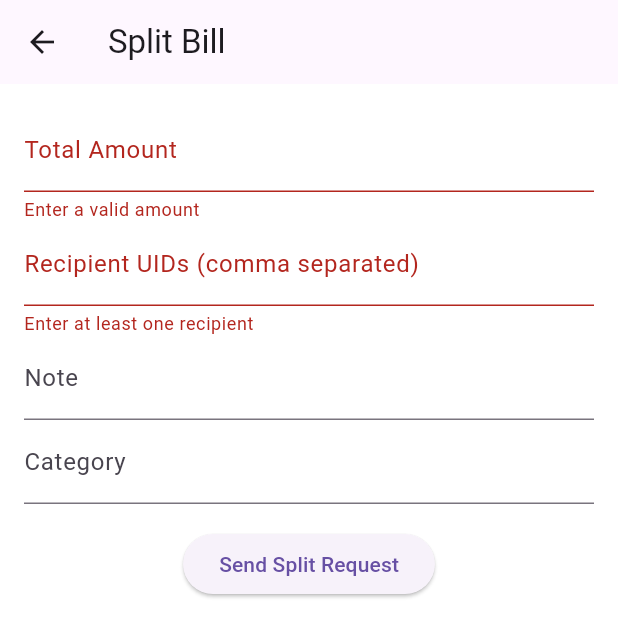
After one commit to DevAnuragT/WalletGo-Flutter-Go-App, a Flutter app: the SplitBillScreen screen opened directly, after a tap on "Send Split Request", on a phone screen of 412 x 824 dp. The commit adds this screen. Shown: the top 637 px of the screen. Run offline on Flutter 3.47's test engine with Material 3 defaults, Android fonts, the phone set to English and light mode, and no system bars; our stand-ins replace firebase_auth, firebase_core, flutter_local_notifications, google_sign_in; accounts and stored records are empty.

Commit message:
split bill feature

```diff
--- /dev/null
+++ b/frontend/wallet_go/lib/features/wallet/presentation/providers/split_provider.dart
@@ -0,0 +1,36 @@
+import 'package:flutter/material.dart';
+import 'package:http/http.dart' as http;
+import 'dart:convert';
+
+class SplitProvider with ChangeNotifier {
+  bool _isLoading = false;
+  bool get isLoading => _isLoading;
+
+  Future<bool> sendSplitRequest({
+    required String from,
+    required List<String> recipients,
+    required int totalAmount,
+    required String note,
+    required String category,
+  }) async {
+    _isLoading = true;
+    notifyListeners();
+
+    final res = await http.post(
+      Uri.parse('http://localhost:8080/api/split-bill'), // change to live IP in prod
+      headers: {'Content-Type': 'application/json'},
+      body: jsonEncode({
+        "from": from,
+        "recipients": recipients,
+        "total_amount": totalAmount,
+        "note": note,
+        "category": category,
+      }),
+    );
+
+    _isLoading = false;
+    notifyListeners();
+
+    return res.statusCode == 201;
+  }
+}
--- /dev/null
+++ b/frontend/wallet_go/lib/features/wallet/presentation/screens/split_bill_screen.dart
@@ -0,0 +1,107 @@
+import 'package:flutter/material.dart';
+import 'package:provider/provider.dart';
+import 'package:wallet_go/features/auth/domain/providers/auth_provider.dart';
+import 'package:wallet_go/features/wallet/presentation/providers/split_provider.dart';
+
+class SplitBillScreen extends StatefulWidget {
+  const SplitBillScreen({super.key});
+
+  @override
+  State<SplitBillScreen> createState() => _SplitBillScreenState();
+}
+
+class _SplitBillScreenState extends State<SplitBillScreen> {
+  final _formKey = GlobalKey<FormState>();
+  final _amountController = TextEditingController();
+  final _recipientsController = TextEditingController(); // comma-separated UIDs
+  final _noteController = TextEditingController();
+  final _categoryController = TextEditingController();
+
+  bool isSubmitting = false;
+
+  @override
+  void dispose() {
+    _amountController.dispose();
+    _recipientsController.dispose();
+    _noteController.dispose();
+    _categoryController.dispose();
+    super.dispose();
+  }
+
+  Future<void> _submit() async {
+    if (!_formKey.currentState!.validate()) return;
+
+    final authProvider = Provider.of<AuthProvider>(context, listen: false);
+    final splitProvider = Provider.of<SplitProvider>(context, listen: false);
+
+    final from = authProvider.uid;
+    final recipients = _recipientsController.text.split(',').map((e) => e.trim()).toList();
+    final totalAmount = int.tryParse(_amountController.text) ?? 0;
+
+    setState(() => isSubmitting = true);
+    final success = await splitProvider.sendSplitRequest(
+      from: from,
+      recipients: recipients,
+      totalAmount: totalAmount,
+      note: _noteController.text.trim(),
+      category: _categoryController.text.trim(),
+    );
+    setState(() => isSubmitting = false);
+
+    if (success) {
+      ScaffoldMessenger.of(context).showSnackBar(
+        const SnackBar(content: Text('Split request sent!')),
+      );
+      Navigator.pop(context); // go back
+    } else {
+      ScaffoldMessenger.of(context).showSnackBar(
+        const SnackBar(content: Text('Failed to send request')),
+      );
+    }
+  }
+
+  @override
+  Widget build(BuildContext context) {
+    return Scaffold(
+      appBar: AppBar(title: const Text('Split Bill')),
+      body: Padding(
+        padding: const EdgeInsets.all(16),
+        child: Form(
+          key: _formKey,
+          child: Column(
+            children: [
+              TextFormField(
+                controller: _amountController,
+                decoration: const InputDecoration(labelText: 'Total Amount'),
+                keyboardType: TextInputType.number,
+                validator: (value) =>
+                    value == null || int.tryParse(value) == null ? 'Enter a valid amount' : null,
+              ),
+              TextFormField(
+                controller: _recipientsController,
+                decoration: const InputDecoration(
+                    labelText: 'Recipient UIDs (comma separated)'),
+                validator: (value) => value == null || value.isEmpty ? 'Enter at least one recipient' : null,
+              ),
+              TextFormField(
+                controller: _noteController,
+                decoration: const InputDecoration(labelText: 'Note'),
+              ),
+              TextFormField(
+                controller: _categoryController,
+                decoration: const InputDecoration(labelText: 'Category'),
+              ),
+              const SizedBox(height: 16),
+              ElevatedButton(
+                onPressed: isSubmitting ? null : _submit,
+                child: isSubmitting
+                    ? const CircularProgressIndicator()
+                    : const Text('Send Split Request'),
+              ),
+            ],
+          ),
+        ),
+      ),
+    );
+  }
+}
--- a/frontend/wallet_go/lib/main.dart
+++ b/frontend/wallet_go/lib/main.dart
@@ -4,6 +4,7 @@ import 'package:provider/provider.dart';
 import 'package:wallet_go/core/notifications/notification_service.dart';
 import 'package:wallet_go/features/auth/presentation/screens/register_or_login_screen.dart';
 import 'package:wallet_go/features/requests/presentation/providers/request_provider.dart';
+import 'package:wallet_go/features/wallet/presentation/providers/split_provider.dart';
 import 'package:wallet_go/features/wallet/presentation/providers/transaction_provider.dart';
 import 'core/theme/app_theme.dart';
 import 'features/auth/domain/providers/auth_provider.dart';
@@ -31,6 +32,7 @@ class WalletGoApp extends StatelessWidget {
         ChangeNotifierProvider(create: (_) => AuthProvider()),
         ChangeNotifierProvider(create: (_) => RequestsProvider()),
         ChangeNotifierProvider(create: (_) => TransactionProvider()),
+        ChangeNotifierProvider(create: (_) => SplitProvider()),
 
       ],
       child: Consumer<AuthProvider>(
```
